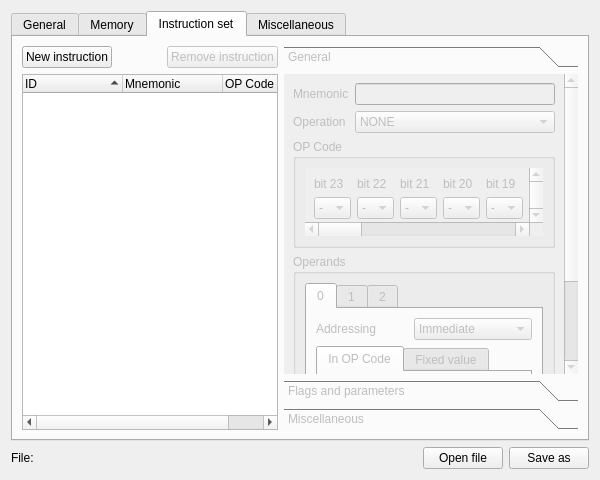
Old version of the form IDE/utilities/AdjSimProcDef/AdjSimProcDefGuiWidget.ui in the repository AbyssAbbeba/MDS-picoblaze-AVR-ide.
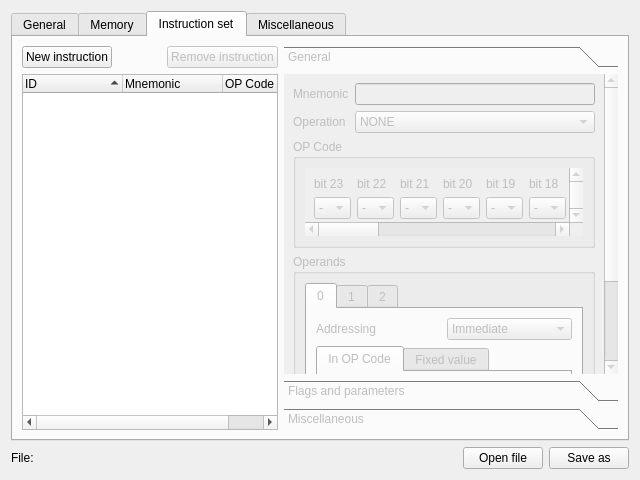
New version of the form. The open tabs and pages were chosen to show the change.

```diff
--- a/IDE/utilities/AdjSimProcDef/AdjSimProcDefGuiWidget.ui
+++ b/IDE/utilities/AdjSimProcDef/AdjSimProcDefGuiWidget.ui
@@ -6,7 +6,7 @@
    <rect>
     <x>0</x>
     <y>0</y>
-    <width>600</width>
+    <width>640</width>
     <height>480</height>
    </rect>
   </property>
@@ -464,7 +464,7 @@
            <rect>
             <x>0</x>
             <y>0</y>
-            <width>225</width>
+            <width>265</width>
             <height>394</height>
            </rect>
           </property>
@@ -2146,7 +2146,7 @@
                 <widget class="QWidget" name="scrollAreaOPCodeWidgetContents">
                  <property name="geometry">
                   <rect>
-                   <x>0</x>
+                   <x>-913</x>
                    <y>0</y>
                    <width>1156</width>
                    <height>55</height>
```
Left out of the diff: 63 changed lines with no effect on the pictures.
